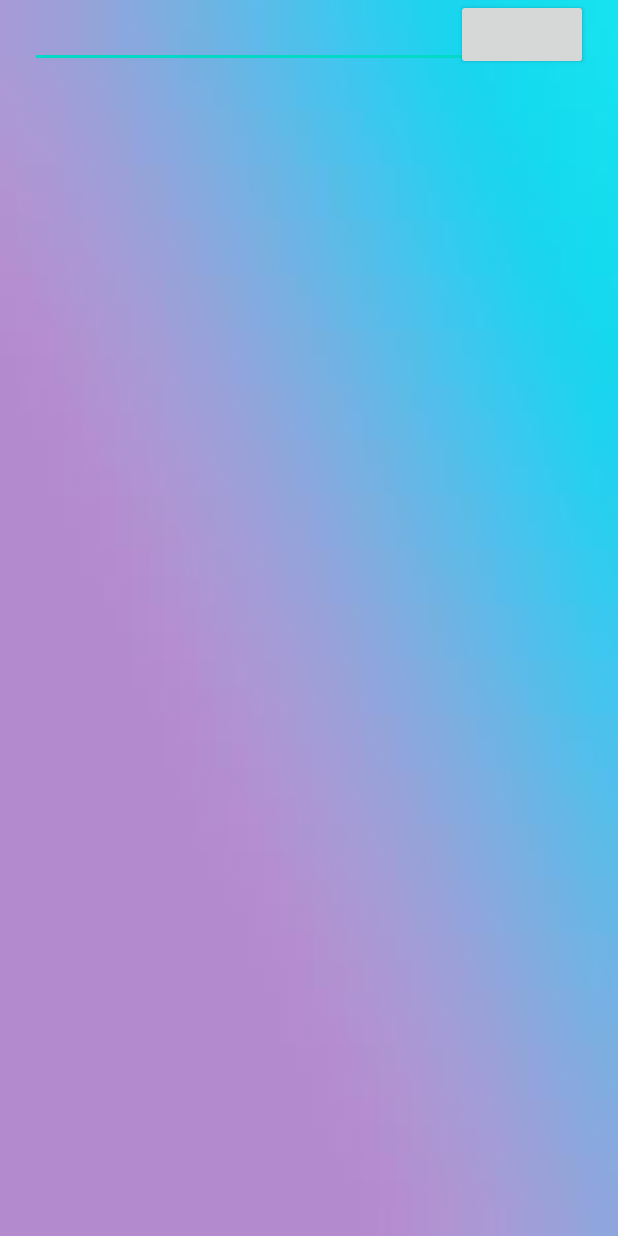
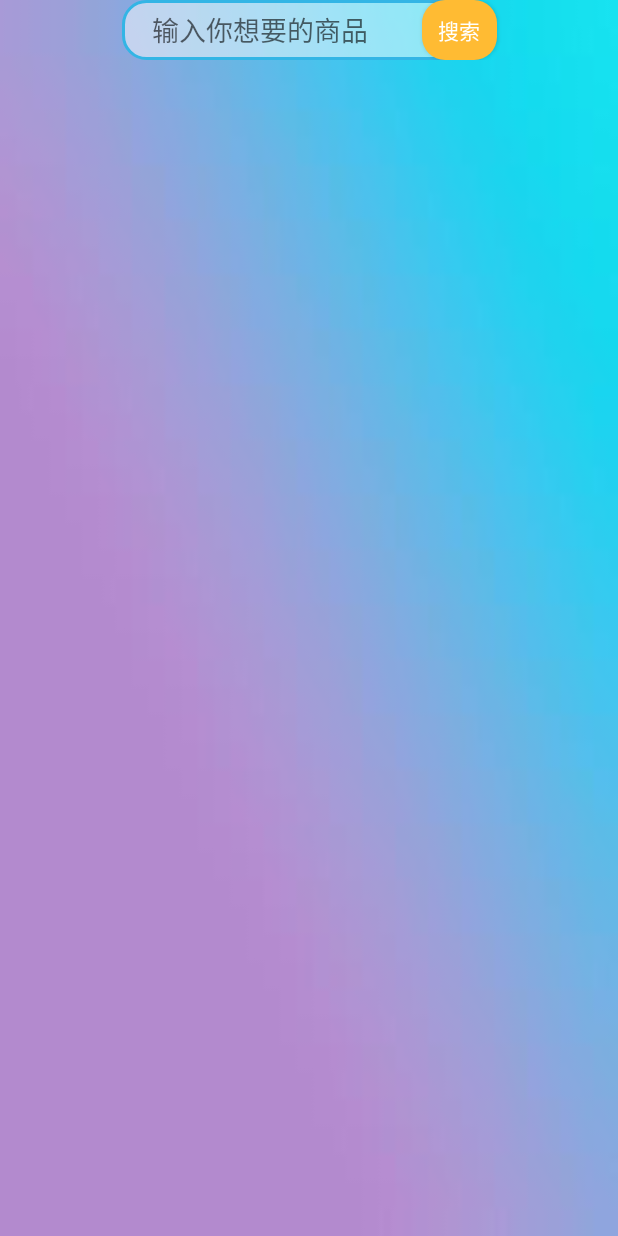
Before and after one commit to yangzuozhe/ShoppingApp, an Android app: the layout waht_mai_fragment.xml on its own in the app's theme, with its tools: preview values and no code run, on a phone screen of 412 x 824 dp. Run offline under Robolectric (Android 15) with nearby library versions, the phone set to English and light mode, and no system bars.

Commit message:
增加了搜索的控件

```diff
--- a/app/src/main/res/layout/search_bar_view.xml
+++ b/app/src/main/res/layout/search_bar_view.xml
@@ -6,12 +6,11 @@
 
     <EditText
         android:id="@+id/etTianMaoSearch"
-        android:layout_width="200dp"
+        android:layout_width="250dp"
         android:layout_height="40dp"
         android:layout_marginStart="80dp"
         android:layout_marginEnd="80dp"
         android:background="@drawable/tian_mao_search_bg"
-        android:focusable="false"
         android:hint="输入你想要的商品"
         android:inputType="textMultiLine"
         android:paddingStart="20dp"
--- a/app/src/main/res/layout/waht_mai_fragment.xml
+++ b/app/src/main/res/layout/waht_mai_fragment.xml
@@ -5,27 +5,19 @@
     android:layout_height="match_parent"
     android:background="@drawable/android_bg">
 
-    <EditText
-        android:id="@+id/edWhatMai"
-        android:layout_width="match_parent"
-        android:layout_height="wrap_content"
-        android:layout_marginStart="20dp"
-        android:layout_marginEnd="20dp"
-        app:layout_constraintTop_toTopOf="parent" />
-
-    <Button
-        android:id="@+id/btnWhatMaiSearch"
+    <com.example.shoppingapp.widget.SearchBar
+        android:id="@+id/sbWhaiMai"
         android:layout_width="wrap_content"
         android:layout_height="wrap_content"
-        app:layout_constraintBottom_toBottomOf="@id/edWhatMai"
-        app:layout_constraintEnd_toEndOf="@id/edWhatMai"
-        app:layout_constraintTop_toTopOf="@+id/edWhatMai" />
+        app:layout_constraintEnd_toEndOf="parent"
+        app:layout_constraintStart_toStartOf="parent"
+        app:layout_constraintTop_toTopOf="parent" />
 
     <FrameLayout
         android:id="@+id/flWhatMaiContent"
         android:layout_width="match_parent"
         android:layout_height="0dp"
         app:layout_constraintBottom_toBottomOf="parent"
-        app:layout_constraintTop_toBottomOf="@+id/edWhatMai" />
+        app:layout_constraintTop_toBottomOf="@+id/sbWhaiMai" />
 
 </androidx.constraintlayout.widget.ConstraintLayout>
```
Also changed, not shown: app/src/main/java/com/example/shoppingapp/base/BaseActivity.java (+0 -8 lines), app/src/main/java/com/example/shoppingapp/fragment/HomeFragment.java (added, +20 -0 lines), app/src/main/java/com/example/shoppingapp/fragment/WhatMaiFragment.java (+8 -13 lines), app/src/main/java/com/example/shoppingapp/widget/SearchBar.java (+1 -28 lines).
